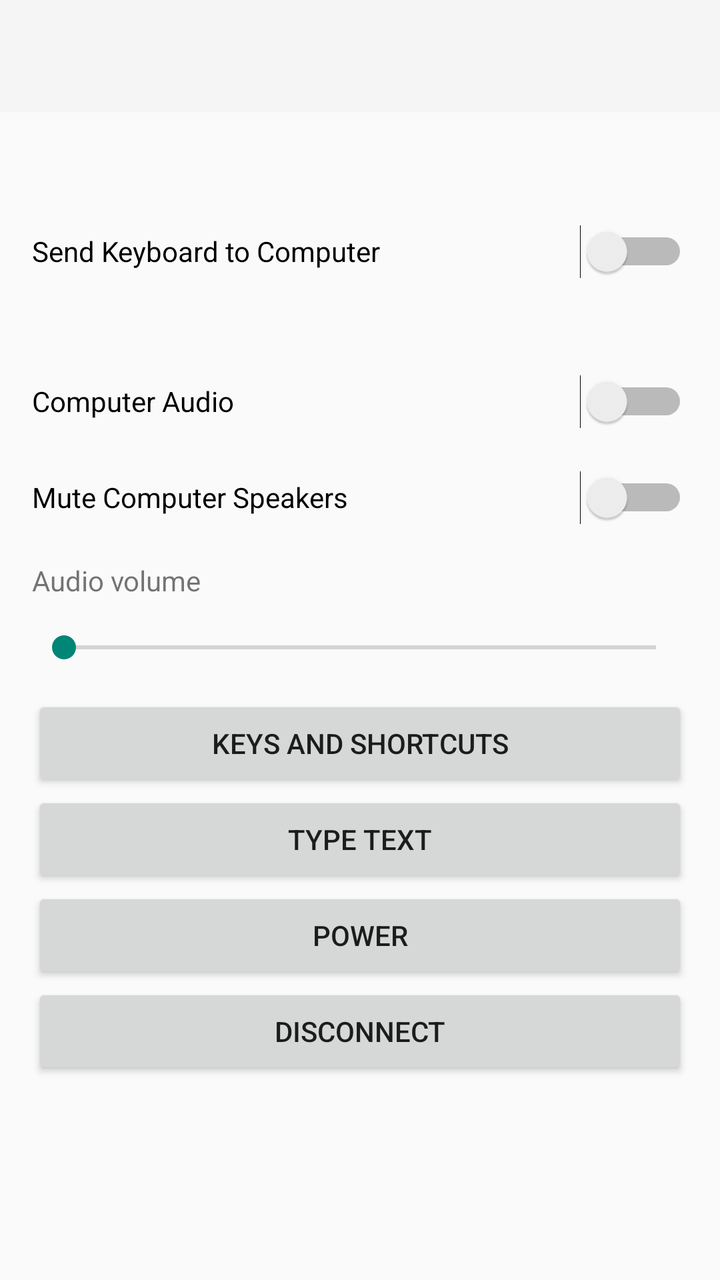
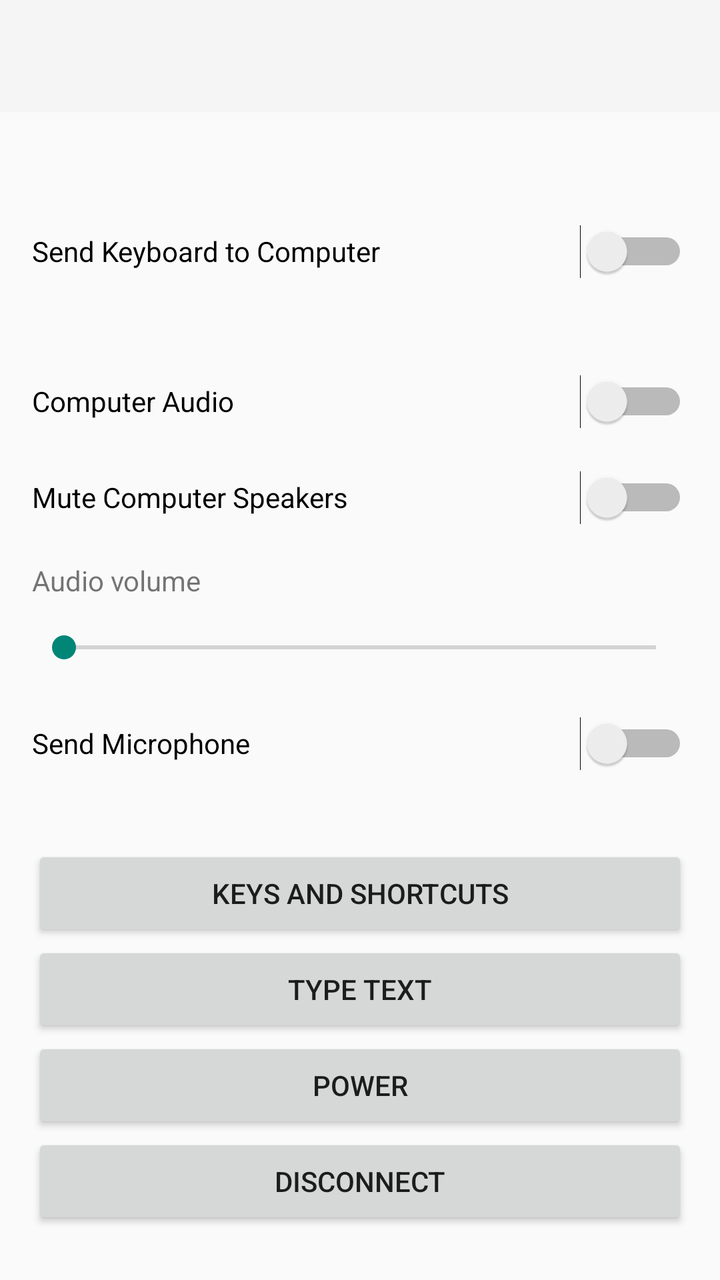

An Android layout rendered at two revisions. The XML below is the earlier revision; the diff shows what the commit changed to produce the second picture.
<!-- AndroidManifest.xml: application theme Theme.Portputer -->
<!-- res/layout/activity_connected.xml -->
<?xml version="1.0" encoding="utf-8"?>
<LinearLayout xmlns:android="http://schemas.android.com/apk/res/android"
    android:id="@+id/root"
    android:layout_width="match_parent"
    android:layout_height="match_parent"
    android:orientation="vertical">

    <include layout="@layout/toolbar" />

    <ScrollView
        android:layout_width="match_parent"
        android:layout_height="0dp"
        android:layout_weight="1">

        <LinearLayout
            android:layout_width="match_parent"
            android:layout_height="wrap_content"
            android:orientation="vertical"
            android:padding="16dp">

            <TextView
                android:id="@+id/status"
                android:layout_width="match_parent"
                android:layout_height="wrap_content"
                android:accessibilityLiveRegion="polite"
                android:paddingBottom="8dp"
                android:textAppearance="@android:style/TextAppearance.Material.Subhead" />

            <TextView
                android:id="@+id/message"
                android:layout_width="match_parent"
                android:layout_height="wrap_content"
                android:accessibilityLiveRegion="polite"
                android:paddingBottom="8dp"
                android:visibility="gone" />

            <LinearLayout
                android:id="@+id/pair_section"
                android:layout_width="match_parent"
                android:layout_height="wrap_content"
                android:orientation="vertical"
                android:visibility="gone">

                <TextView
                    style="@style/Heading"
                    android:layout_width="match_parent"
                    android:layout_height="wrap_content"
                    android:accessibilityHeading="true"
                    android:text="@string/pair_heading" />

                <TextView
                    android:id="@+id/pair_instructions"
                    android:layout_width="match_parent"
                    android:layout_height="wrap_content" />

                <TextView
                    android:id="@+id/pair_code_label"
                    android:layout_width="match_parent"
                    android:layout_height="wrap_content"
                    android:labelFor="@+id/pair_code"
                    android:paddingTop="8dp"
                    android:text="@string/pair_code" />

                <EditText
                    android:id="@+id/pair_code"
                    android:layout_width="match_parent"
                    android:layout_height="wrap_content"
                    android:importantForAutofill="no"
                    android:inputType="textCapCharacters|textNoSuggestions|textVisiblePassword"
                    android:imeOptions="actionDone"
                    android:maxLength="20" />

                <Button
                    android:id="@+id/pair"
                    android:layout_width="wrap_content"
                    android:layout_height="wrap_content"
                    android:text="@string/pair" />
            </LinearLayout>

            <LinearLayout
                android:id="@+id/controls"
                android:layout_width="match_parent"
                android:layout_height="wrap_content"
                android:orientation="vertical">

                <Switch
                    android:id="@+id/capture"
                    android:layout_width="match_parent"
                    android:layout_height="wrap_content"
                    android:minHeight="48dp"
                    android:text="@string/capture_switch" />

                <TextView
                    android:id="@+id/capture_help"
                    android:layout_width="match_parent"
                    android:layout_height="wrap_content"
                    android:paddingBottom="8dp" />

                <LinearLayout
                    android:id="@+id/keyboard_off_section"
                    android:layout_width="match_parent"
                    android:layout_height="wrap_content"
                    android:orientation="vertical"
                    android:visibility="gone">

                    <TextView
                        android:layout_width="match_parent"
                        android:layout_height="wrap_content"
                        android:text="@string/keyboard_off" />

                    <Button
                        android:id="@+id/open_accessibility"
                        android:layout_width="wrap_content"
                        android:layout_height="wrap_content"
                        android:text="@string/open_accessibility_settings" />
                </LinearLayout>

                <Switch
                    android:id="@+id/audio"
                    android:layout_width="match_parent"
                    android:layout_height="wrap_content"
                    android:minHeight="48dp"
                    android:text="@string/audio_switch" />

                <Switch
                    android:id="@+id/mute_speakers"
                    android:layout_width="match_parent"
                    android:layout_height="wrap_content"
                    android:minHeight="48dp"
                    android:text="@string/mute_speakers_switch" />

                <TextView
                    android:id="@+id/volume_label"
                    android:layout_width="match_parent"
                    android:layout_height="wrap_content"
                    android:labelFor="@+id/volume"
                    android:paddingTop="8dp"
                    android:text="@string/audio_volume" />

                <SeekBar
                    android:id="@+id/volume"
                    android:layout_width="match_parent"
                    android:layout_height="48dp"
                    android:max="100" />

                <Button
                    android:id="@+id/keys"
                    android:layout_width="match_parent"
                    android:layout_height="wrap_content"
                    android:text="@string/keys_button" />

                <Button
                    android:id="@+id/text"
                    android:layout_width="match_parent"
                    android:layout_height="wrap_content"
                    android:text="@string/text_button" />

                <Button
                    android:id="@+id/power"
                    android:layout_width="match_parent"
                    android:layout_height="wrap_content"
                    android:text="@string/power_button" />
            </LinearLayout>

            <Button
                android:id="@+id/disconnect"
                android:layout_width="match_parent"
                android:layout_height="wrap_content"
                android:text="@string/disconnect" />
        </LinearLayout>
    </ScrollView>
</LinearLayout>
<!-- res/layout/toolbar.xml (included above) -->
<?xml version="1.0" encoding="utf-8"?>
<Toolbar xmlns:android="http://schemas.android.com/apk/res/android"
    android:id="@+id/toolbar"
    android:layout_width="match_parent"
    android:layout_height="wrap_content"
    android:minHeight="?android:attr/actionBarSize"
    android:background="?android:attr/colorPrimary"
    android:theme="@android:style/ThemeOverlay.Material.Dark.ActionBar" />
<!-- resources referenced by this layout -->
<resources>
  <string name="audio_switch">Computer Audio</string>
  <string name="audio_volume">Audio volume</string>
  <string name="capture_switch">Send Keyboard to Computer</string>
  <string name="disconnect">Disconnect</string>
  <string name="keyboard_off">Portputer Keyboard is off: keys from an external keyboard stay on this device.</string>
  <string name="keys_button">Keys and Shortcuts</string>
  <string name="mute_speakers_switch">Mute Computer Speakers</string>
  <string name="open_accessibility_settings">Open Accessibility Settings</string>
  <string name="pair">Pair</string>
  <string name="pair_code">Pairing code</string>
  <string name="pair_heading">Pairing</string>
  <string name="power_button">Power</string>
  <string name="text_button">Type Text</string>
  <style name="Heading" parent="@android:style/TextAppearance.Material.Title">
          <item name="android:paddingTop">16dp</item>
          <item name="android:paddingBottom">8dp</item>
      </style>
  <style name="Theme.Portputer" parent="@android:style/Theme.Material.Light.NoActionBar" />
</resources>

<!-- the commit's change to res/layout/activity_connected.xml (unified diff, before → after) -->
@@ -143,6 +143,19 @@
                     android:layout_height="48dp"
                     android:max="100" />
 
+                <Switch
+                    android:id="@+id/mic"
+                    android:layout_width="match_parent"
+                    android:layout_height="wrap_content"
+                    android:minHeight="48dp"
+                    android:text="@string/mic_switch" />
+
+                <TextView
+                    android:id="@+id/mic_help"
+                    android:layout_width="match_parent"
+                    android:layout_height="wrap_content"
+                    android:paddingBottom="8dp" />
+
                 <Button
                     android:id="@+id/keys"
                     android:layout_width="match_parent"
<!-- resource entries referenced after the edit -->
@@ -6,6 +6,7 @@
   <string name="disconnect">Disconnect</string>
   <string name="keyboard_off">Portputer Keyboard is off: keys from an external keyboard stay on this device.</string>
   <string name="keys_button">Keys and Shortcuts</string>
+  <string name="mic_switch">Send Microphone</string>
   <string name="mute_speakers_switch">Mute Computer Speakers</string>
   <string name="open_accessibility_settings">Open Accessibility Settings</string>
   <string name="pair">Pair</string>
